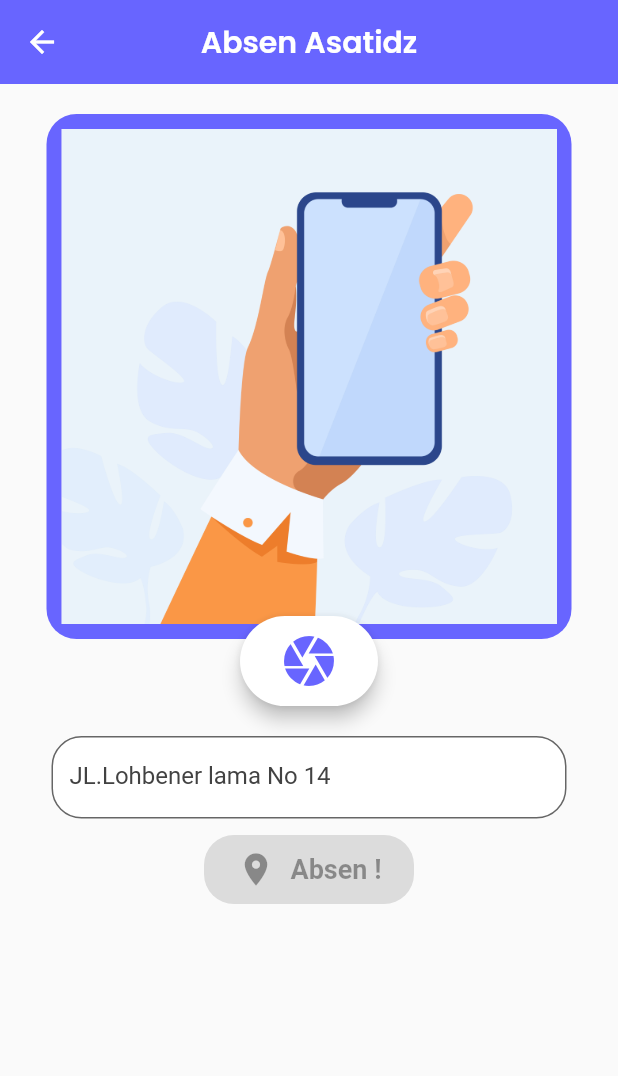
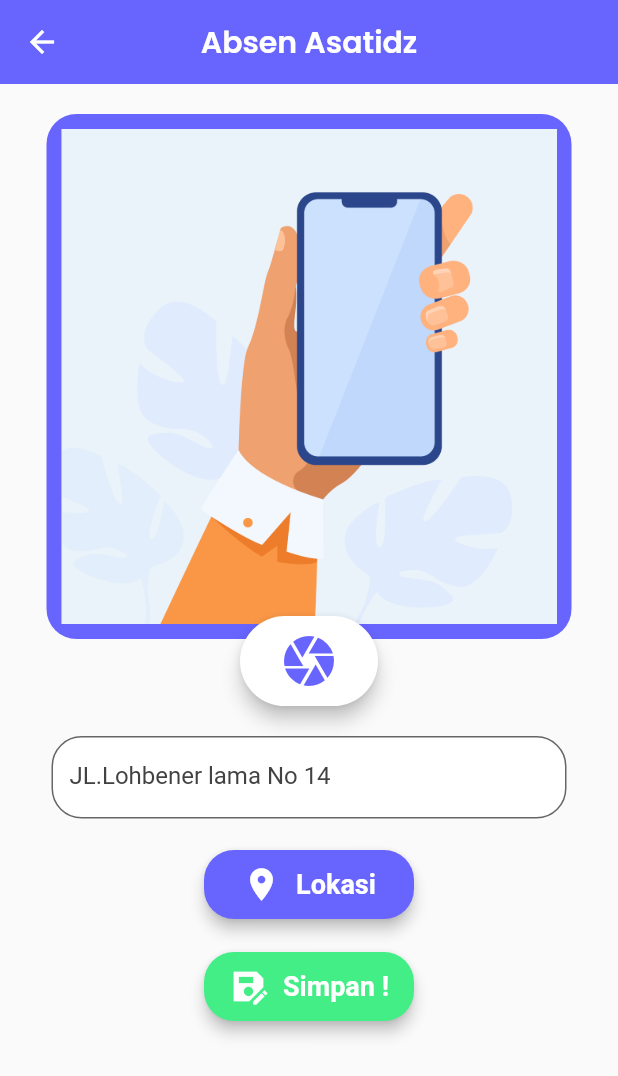
Before and after one commit to naneps/RTQ-MOBILE, a Flutter app: the MyAbsen screen opened directly, on a phone screen of 412 x 824 dp. Shown: the top 1076 px of the screen. Run offline on Flutter 3.47's test engine with Material 2 defaults, Android fonts, the phone set to English and light mode, and no system bars; our stand-ins replace animated_splash_screen, camera, dio, fluttertoast, get, google_fonts and 1 more; missing offline and left inert: sp_util.

Commit message:
Modif UI

```diff
--- a/tahfidz/lib/pages/pengajar/absen_saya/components/buttonsl.dart
+++ /dev/null
@@ -1,46 +0,0 @@
-import 'package:flutter/material.dart';
-import 'package:tahfidz/components/constants.dart';
-
-class MyButton extends StatelessWidget {
-  dynamic onPress;
-  dynamic icon;
-  Color? color;
-  MyButton({Key? key, this.onPress, this.icon, this.color}) : super(key: key);
-
-  @override
-  Widget build(BuildContext context) {
-    return ElevatedButton(
-      child: Container(
-        width: 120,
-        child: Row(
-          mainAxisAlignment: MainAxisAlignment.center,
-          crossAxisAlignment: CrossAxisAlignment.center,
-          children: [
-            Icon(
-              icon,
-              size: 26,
-            ),
-            SizedBox(
-              width: 10,
-            ),
-            Text(
-              "Absen !",
-              style: TextStyle(fontSize: 18, fontWeight: FontWeight.w600),
-            )
-          ],
-        ),
-      ),
-      style: ElevatedButton.styleFrom(
-        elevation: 4,
-        primary: color,
-        padding: EdgeInsets.all(10),
-        shape: RoundedRectangleBorder(
-          borderRadius: BorderRadius.all(
-            Radius.circular(20),
-          ),
-        ),
-      ),
-      onPressed: onPress,
-    );
-  }
-}
--- a/tahfidz/lib/pages/pengajar/absen_saya/my_absensi_page.dart
+++ b/tahfidz/lib/pages/pengajar/absen_saya/my_absensi_page.dart
@@ -7,7 +7,7 @@ import 'package:google_fonts/google_fonts.dart';
 import 'package:tahfidz/components/constants.dart';
 import 'package:tahfidz/components/splashScreen.dart';
 import 'package:tahfidz/pages/pengajar/absen_saya/camera_screen.dart';
-import 'package:tahfidz/pages/pengajar/absen_saya/components/buttonsl.dart';
+import 'package:tahfidz/pages/pengajar/absen_saya/components/buttons.dart';
 
 class MyAbsen extends StatefulWidget {
   const MyAbsen({Key? key}) : super(key: key);
@@ -120,10 +120,85 @@ class _MyAbsenState extends State<MyAbsen> {
                     fillColor: Colors.white),
               ),
             ),
-            MyButton(
-              color: greenColor,
-              icon: Icons.location_on,
+            Container(
+              margin: EdgeInsets.only(top: 10, bottom: 10),
+              child: ElevatedButton(
+                child: Container(
+                  // color: mainColor,
+                  width: 120,
+                  child: Row(
+                    mainAxisAlignment: MainAxisAlignment.center,
+                    crossAxisAlignment: CrossAxisAlignment.center,
+                    children: [
+                      Icon(
+                        Icons.location_on,
+                        size: 26,
+                      ),
+                      SizedBox(
+                        width: 10,
+                      ),
+                      Text(
+                        "Lokasi",
+                        style: TextStyle(
+                            fontSize: 18, fontWeight: FontWeight.w600),
+                      )
+                    ],
+                  ),
+                ),
+                style: ElevatedButton.styleFrom(
+                  elevation: 4,
+                  primary: mainColor,
+                  // onPrimary: mainColor,
+                  padding: EdgeInsets.all(10),
+                  shape: RoundedRectangleBorder(
+                    borderRadius: BorderRadius.all(
+                      Radius.circular(20),
+                    ),
+                  ),
+                ),
+                onPressed: () {},
+              ),
             ),
+            Container(
+              margin: EdgeInsets.only(top: 10, bottom: 10),
+              child: ElevatedButton(
+                child: Container(
+                  // color: mainColor,
+                  width: 120,
+                  child: Row(
+                    mainAxisAlignment: MainAxisAlignment.center,
+                    crossAxisAlignment: CrossAxisAlignment.center,
+                    children: [
+                      Icon(
+                        Icons.save_as_sharp,
+                        size: 26,
+                      ),
+                      SizedBox(
+                        width: 10,
+                      ),
+                      Text(
+                        "Simpan !",
+                        style: TextStyle(
+                            fontSize: 18, fontWeight: FontWeight.w600),
+                      )
+                    ],
+                  ),
+                ),
+                style: ElevatedButton.styleFrom(
+                  elevation: 4,
+                  primary: greenColor,
+                  // onPrimary: mainColor,
+                  padding: EdgeInsets.all(10),
+                  shape: RoundedRectangleBorder(
+                    borderRadius: BorderRadius.all(
+                      Radius.circular(20),
+                    ),
+                  ),
+                ),
+                onPressed: () {},
+              ),
+            ),
+            // Container(child: MyButton())
           ],
         ),
       ),
```
Also changed, not shown: tahfidz/lib/pages/pengajar/absen_saya/camera_screen.dart (+34 -13 lines), tahfidz/lib/pages/pengajar/absen_saya/components/buttons.dart (added, +53 -0 lines).
